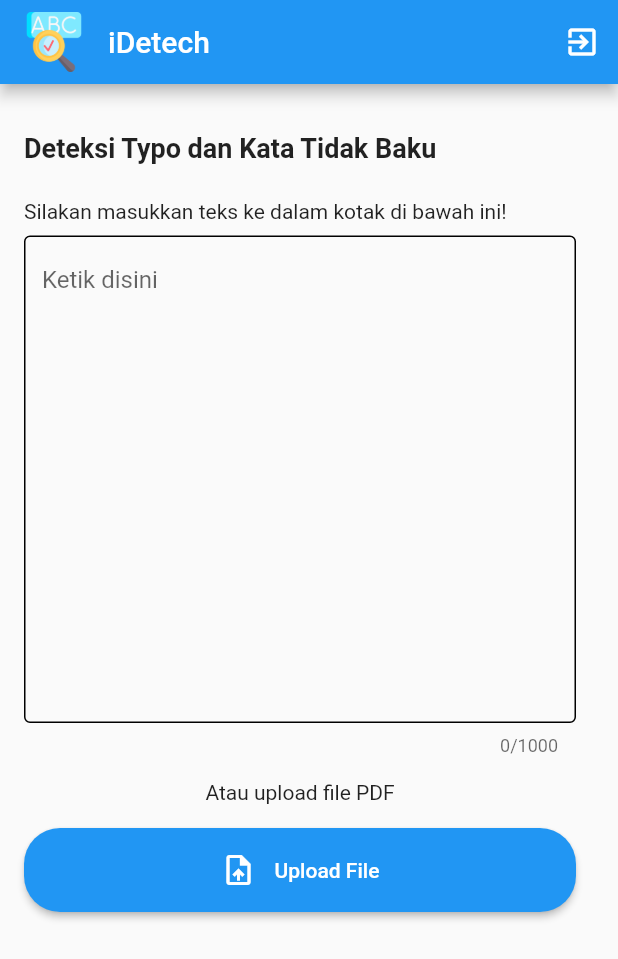
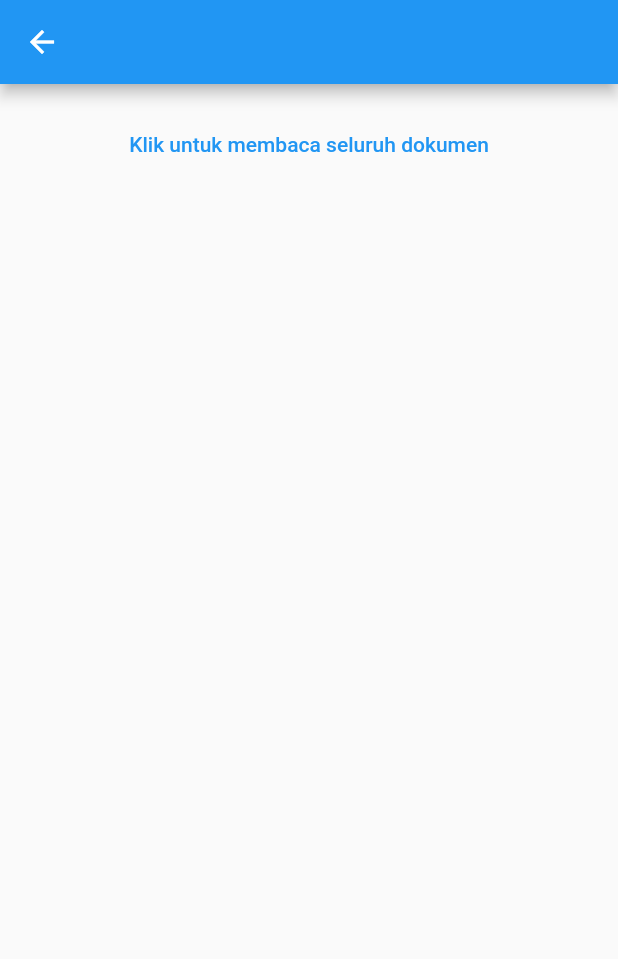
Before and after one commit to fadlijaya/spellchecker, a Flutter app: the screen it shows after launch, after a tap on "Upload File", on a phone screen of 412 x 824 dp. Shown: the top 959 px of the screen. Run offline on Flutter 3.47's test engine with Material 2 defaults, Android fonts, the phone set to English and light mode, and no system bars; our stand-ins replace file_picker; missing offline and left inert: pdf_text, splash_screen_view.

Commit message:
add pdf_read_page

```diff
--- a/lib/home_page.dart
+++ b/lib/home_page.dart
@@ -6,6 +6,7 @@ import 'package:flutter/services.dart';
 import 'package:pdf_text/pdf_text.dart';
 
 import 'package:spellchecker/list_basic_word.dart';
+import 'package:spellchecker/pdf_read_page.dart';
 
 import 'custom_text_editing_controller.dart';
 
@@ -29,8 +30,7 @@ class _HomePageState extends State<HomePage> {
   @override
   void initState() {
     _controller = CustomTextEdittingController(listErrorTexts: listErrorTexts);
-    _controllerPdf =
-        CustomTextEdittingController(listErrorTexts: listErrorTexts);
+    _controllerPdf = CustomTextEdittingController(listErrorTexts: listErrorTexts);
     super.initState();
   }
 
@@ -110,7 +110,7 @@ class _HomePageState extends State<HomePage> {
     });
   }
 
-  showAlertDialogExit() {
+  /*showAlertDialogExit() {
     showDialog(
         context: context,
         builder: (_) {
@@ -126,7 +126,7 @@ class _HomePageState extends State<HomePage> {
             ],
           );
         });
-  }
+  }*/
 
   @override
   Widget build(BuildContext context) {
@@ -139,15 +139,15 @@ class _HomePageState extends State<HomePage> {
             "assets/icon_app.png",
             width: 16,
           ),
-        ),
-        actions: [
+        )
+        /*actions: [
           IconButton(
               onPressed: showAlertDialogExit,
               icon: const Icon(
                 Icons.exit_to_app,
                 color: Colors.white,
               ))
-        ],
+        ],*/
       ),
       body: Container(
         padding: const EdgeInsets.all(16.0),
@@ -191,11 +191,11 @@ class _HomePageState extends State<HomePage> {
                     decoration: const InputDecoration(
                         hintText: 'Ketik disini',
                         focusedBorder: OutlineInputBorder(
-                            borderSide: BorderSide(color: Colors.black)),
+                            borderSide: BorderSide(color: Colors.grey)),
                         enabledBorder: OutlineInputBorder(
-                            borderSide: BorderSide(color: Colors.black)),
+                            borderSide: BorderSide(color: Colors.grey)),
                         disabledBorder: OutlineInputBorder(
-                            borderSide: BorderSide(color: Colors.black)))),
+                            borderSide: BorderSide(color: Colors.grey)))),
               ),
               const Padding(
                 padding: EdgeInsets.symmetric(vertical: 16),
@@ -203,7 +203,7 @@ class _HomePageState extends State<HomePage> {
               ),
               _pdfDoc == null
                   ? ElevatedButton(
-                      onPressed: _pickPDFText,
+                      onPressed: () => Navigator.push(context, MaterialPageRoute(builder: (context) => PdfReadPage())),
                       child: Container(
                         width: double.infinity,
                         child: Row(
@@ -228,7 +228,7 @@ class _HomePageState extends State<HomePage> {
                                   vertical: 16, horizontal: 16)),
                           shape: MaterialStatePropertyAll(
                               RoundedRectangleBorder(
-                                  borderRadius: BorderRadius.circular(24)))),
+                                  borderRadius: BorderRadius.circular(8)))),
                     )
                   : Column(
                       children: [
@@ -255,8 +255,8 @@ class _HomePageState extends State<HomePage> {
                             textAlign: TextAlign.center,
                           ),
                           padding: EdgeInsets.all(15),
-                        ),*/
-                        //Text(_textPdf),
+                        ),
+                        Text(_textPdf),*/
                         Focus(
                           onFocusChange: (hasFocus) {
                             if (!hasFocus) {
@@ -266,6 +266,7 @@ class _HomePageState extends State<HomePage> {
                           child: TextFormField(
                               controller: _controllerPdf,
                               onChanged: _handleOnChange,
+                              maxLines: 100,
                               decoration: const InputDecoration(
                                   hintText: '',
                                   )),
--- /dev/null
+++ b/lib/pdf_read_page.dart
@@ -0,0 +1,147 @@
+import 'package:file_picker/file_picker.dart';
+import 'package:flutter/material.dart';
+import 'package:pdf_text/pdf_text.dart';
+
+import 'custom_text_editing_controller.dart';
+import 'list_basic_word.dart';
+
+class PdfReadPage extends StatefulWidget {
+  const PdfReadPage({super.key});
+
+  @override
+  State<PdfReadPage> createState() => _PdfReadPageState();
+}
+
+class _PdfReadPageState extends State<PdfReadPage> {
+  final List<String> listErrorTexts = [];
+  final List<String> listTexts = [];
+  CustomTextEdittingController _controllerPdf = CustomTextEdittingController();
+
+  PDFDoc? _pdfDoc;
+  String _textPdf = "";
+  bool _buttonsEnabled = true;
+
+  Future _pickPDFText() async {
+    var filePickerResult = await FilePicker.platform.pickFiles();
+    if (filePickerResult != null) {
+      _pdfDoc = await PDFDoc.fromPath(filePickerResult.files.single.path!);
+      setState(() {});
+    }
+  }
+
+  void _handleOnChange(String text) {
+    _handleSpellCheck(text, true);
+  }
+
+  void _handleSpellCheck(String text, bool ignoreLastWord) {
+    if (!text.contains(' ')) {
+      return;
+    }
+    final List<String> arr = text.split(' ');
+    if (ignoreLastWord) {
+      arr.removeLast();
+    }
+    for (var word in arr) {
+      if (word.isEmpty) {
+        continue;
+      } else if (_isWordHasNumberOrBracket(word)) {
+        continue;
+      }
+      final wordToCheck = word.replaceAll(RegExp(r"[^\s\w]"), '');
+      final wordToCheckInLowercase = wordToCheck.toLowerCase();
+      if (!listTexts.contains(wordToCheckInLowercase)) {
+        listTexts.add(wordToCheckInLowercase);
+        if (!listBasicWord.contains(wordToCheckInLowercase)) {
+          listErrorTexts.add(wordToCheck);
+        }
+      }
+    }
+  }
+
+  bool _isWordHasNumberOrBracket(String s) {
+    return s.contains(RegExp(r'[0-9\()]'));
+  }
+
+  Future _readWholeDoc() async {
+    if (_pdfDoc == null) {
+      return;
+    }
+    setState(() {
+      _buttonsEnabled = false;
+    });
+
+    String text = await _pdfDoc!.text;
+
+    setState(() {
+      _textPdf = text;
+      _controllerPdf.text = text;
+      _buttonsEnabled = true;
+    });
+  }
+
+  @override
+  void initState() {
+    _pickPDFText();
+    _controllerPdf = CustomTextEdittingController(listErrorTexts: listErrorTexts);
+    super.initState();
+  }
+
+  @override
+  Widget build(BuildContext context) {
+    Size size = MediaQuery.of(context).size;
+
+    return Scaffold(
+      appBar: AppBar(
+        title: Padding(
+          padding: const EdgeInsets.only(top: 16),
+          child: Text(_pdfDoc == null ? "" : "Dokumen Pdf, ${_pdfDoc!.length} halaman \n",),
+        )
+      ),
+      body: Container(
+        width: size.width,
+        height: size.height,
+        padding: const EdgeInsets.all(16),
+        child: SingleChildScrollView(
+          child: Column(
+            children: [
+              TextButton(
+                child: Text(
+                  "Klik untuk membaca seluruh dokumen",
+                  style: TextStyle(color: Colors.blue),
+                ),
+                onPressed: _buttonsEnabled
+                    ? () {
+                        _readWholeDoc();
+                      }
+                    : () {},
+              ),
+              /*Padding(
+                            child: Text(
+                              _textPdf == "" ? "" : "Text: ",
+                              style: TextStyle(fontSize: 18),
+                              textAlign: TextAlign.center,
+                            ),
+                            padding: EdgeInsets.all(15),
+                          ),
+                          Text(_textPdf),*/
+              Focus(
+                onFocusChange: (hasFocus) {
+                  if (!hasFocus) {
+                    _handleSpellCheck(_controllerPdf.text, false);
+                  }
+                },
+                child: TextFormField(
+                    controller: _controllerPdf,
+                    onChanged: _handleOnChange,
+                    maxLines: 100,
+                    decoration: const InputDecoration(
+                      hintText: '',
+                    )),
+              ),
+            ],
+          ),
+        ),
+      ),
+    );
+  }
+}
```
